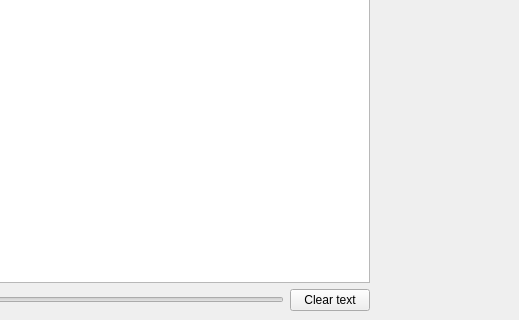
Before: the Qt Designer form qtui/draft1.ui in AkanshGrover/SpeakToMe, drawn with Qt 5; both pictures show x 281 to 800 and y 280 to 600 of the 800 by 600 pixel window.
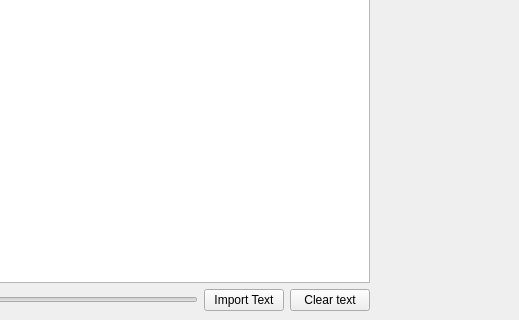
After: the same form once the commit is applied.

Commit message:
Add importing text functionality
only supports .pdf files for now

Patch:
```diff
--- a/qtui/draft1.ui
+++ b/qtui/draft1.ui
@@ -47,6 +47,16 @@
           </property>
          </widget>
         </item>
+        <item>
+         <widget class="QPushButton" name="importtxt">
+          <property name="toolTip">
+           <string>Only PDF files are supported</string>
+          </property>
+          <property name="text">
+           <string>Import Text</string>
+          </property>
+         </widget>
+        </item>
         <item>
          <widget class="QPushButton" name="clearbtn">
           <property name="text">
```
The commit also changes 2 other files.
